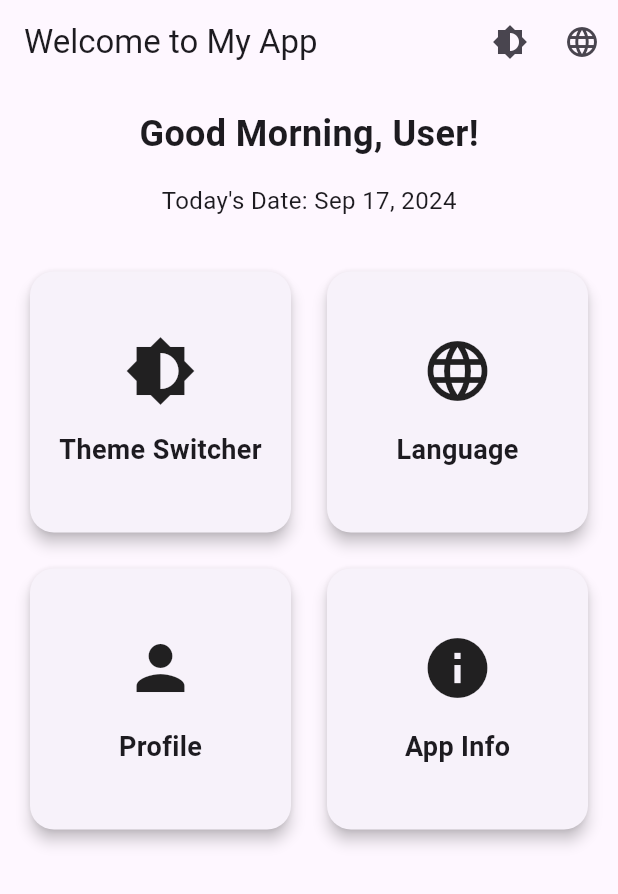
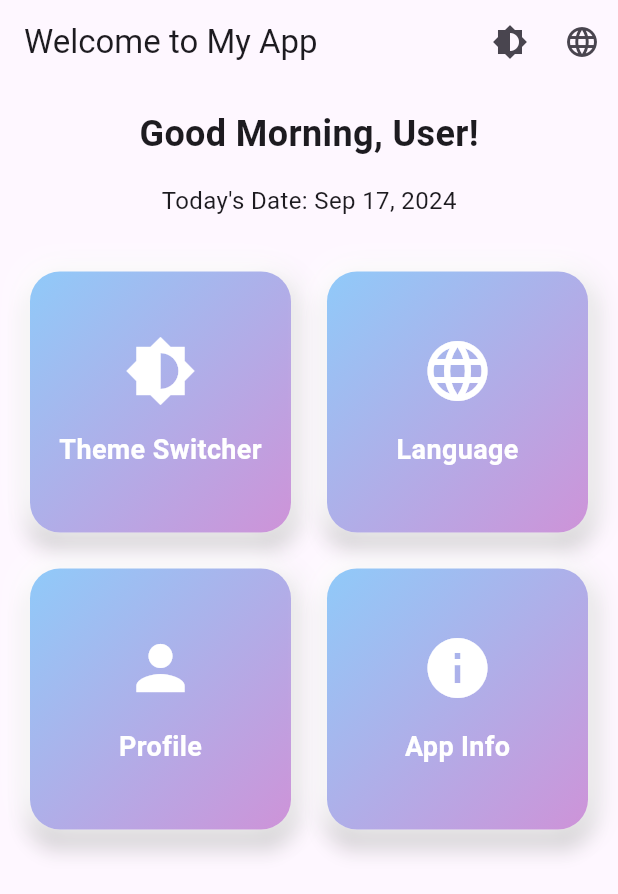
Before and after one commit to ajayrana78767/flutter-theme-and-localization, a Flutter app: the screen it shows after launch, on a phone screen of 412 x 824 dp. Shown: the top 894 px of the screen. Run offline on Flutter 3.47's test engine with Material 3 defaults, Android fonts, the phone set to English and light mode, and no system bars; our stand-ins replace shared_preferences; generated files the repository leaves out were written again.

Commit message:
Modified Feature Card

```diff
--- a/lib/dashboard_screen.dart
+++ b/lib/dashboard_screen.dart
@@ -83,12 +83,14 @@ class DashboardScreen extends StatelessWidget {
               crossAxisSpacing: 16.0,
               mainAxisSpacing: 16.0,
               children: [
+                _buildFeatureCard(translation(context).theme_switcher,
+                    Icons.brightness_6, context),
                 _buildFeatureCard(
-                    translation(context).theme_switcher, Icons.brightness_6),
+                    translation(context).language, Icons.language, context),
                 _buildFeatureCard(
-                    translation(context).language, Icons.language),
-                _buildFeatureCard(translation(context).profile, Icons.person),
-                _buildFeatureCard(translation(context).app_info, Icons.info),
+                    translation(context).profile, Icons.person, context),
+                _buildFeatureCard(
+                    translation(context).app_info, Icons.info, context),
               ],
             ),
           ),
@@ -121,26 +123,79 @@ class DashboardScreen extends StatelessWidget {
     );
   }
 
-  Widget _buildFeatureCard(String title, IconData icon) {
-    return Card(
-      elevation: 4.0,
+  Widget _buildFeatureCard(String title, IconData icon, BuildContext context) {
+    final themeProvider = Provider.of<ThemeProvider>(context);
+
+    // Define light and dark mode gradients
+    final lightGradient = LinearGradient(
+      colors: [Colors.blue.shade200, Colors.purple.shade200],
+      begin: Alignment.topLeft,
+      end: Alignment.bottomRight,
+    );
+
+    final darkGradient = LinearGradient(
+      colors: [Colors.grey.shade900, Colors.black],
+      begin: Alignment.topLeft,
+      end: Alignment.bottomRight,
+    );
+
+    // Choose gradient based on the current theme
+    final currentGradient = themeProvider.themeMode == ThemeMode.light
+        ? lightGradient
+        : darkGradient;
+
+    return GestureDetector(
+      onTap: () {
+        // Add a meaningful action or transition
+      },
+      child: Card(
+        elevation: 6.0,
         shape: RoundedRectangleBorder(
-        borderRadius: BorderRadius.circular(16),
+          borderRadius: BorderRadius.circular(20),
+        ),
+        child: Container(
+          decoration: BoxDecoration(
+            borderRadius: BorderRadius.circular(20),
+            gradient:
+                currentGradient, // Use the current gradient based on the theme
+            boxShadow: [
+              BoxShadow(
+                color: themeProvider.themeMode == ThemeMode.light
+                    ? Colors.grey.shade300
+                    : Colors.black54,
+                offset: Offset(4, 4),
+                blurRadius: 15,
+                spreadRadius: 1,
+              ),
+              BoxShadow(
+                color: themeProvider.themeMode == ThemeMode.light
+                    ? Colors.white
+                    : Colors.black,
+                offset: Offset(-4, -4),
+                blurRadius: 15,
+                spreadRadius: 1,
+              ),
+            ],
           ),
           child: Center(
             child: Padding(
-          padding: const EdgeInsets.all(8.0),
+              padding: const EdgeInsets.all(12.0),
               child: Column(
                 mainAxisAlignment: MainAxisAlignment.center,
                 children: [
-              Icon(icon, size: 48),
+                  Icon(icon, size: 48, color: Colors.white),
                   const SizedBox(height: 16),
                   Text(
                     title,
-                style:
-                    const TextStyle(fontSize: 18, fontWeight: FontWeight.bold),
+                    style: const TextStyle(
+                      fontSize: 18,
+                      fontWeight: FontWeight.bold,
+                      color: Colors.white,
+                    ),
                   ),
                 ],
+              ),
+            ),
           ),
         ),
       ),
```
Lines whose indentation alone changed are shown as unchanged.
